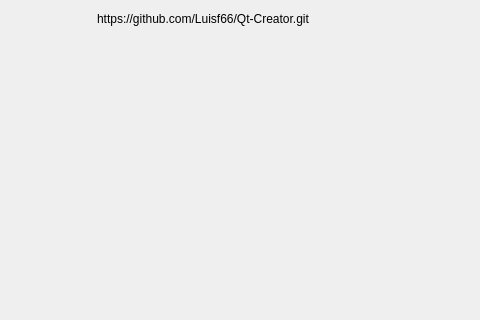
Luisf66/Qt-Creator, file mainwindow.ui: the form before one commit; both pictures show x 143 to 623 and y 280 to 600 of the 800 by 600 pixel window.
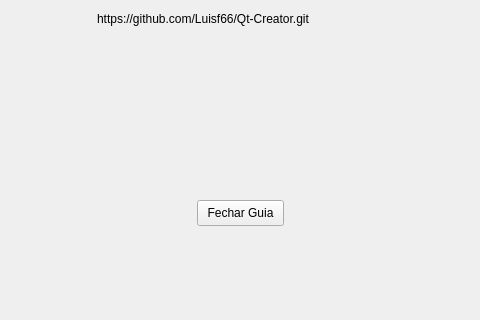
The form after the commit.

Commit message: Adição do botão para fechar a guia e estilizar o texto

Diff of the .ui file:
```diff
--- a/mainwindow.ui
+++ b/mainwindow.ui
@@ -53,6 +53,19 @@
      <string>Exibir o Link</string>
     </property>
    </widget>
+   <widget class="QPushButton" name="pushButton_3">
+    <property name="geometry">
+     <rect>
+      <x>340</x>
+      <y>480</y>
+      <width>87</width>
+      <height>26</height>
+     </rect>
+    </property>
+    <property name="text">
+     <string>Fechar Guia</string>
+    </property>
+   </widget>
   </widget>
   <widget class="QMenuBar" name="menubar">
    <property name="geometry">
```
The commit also changes 2 other files.
